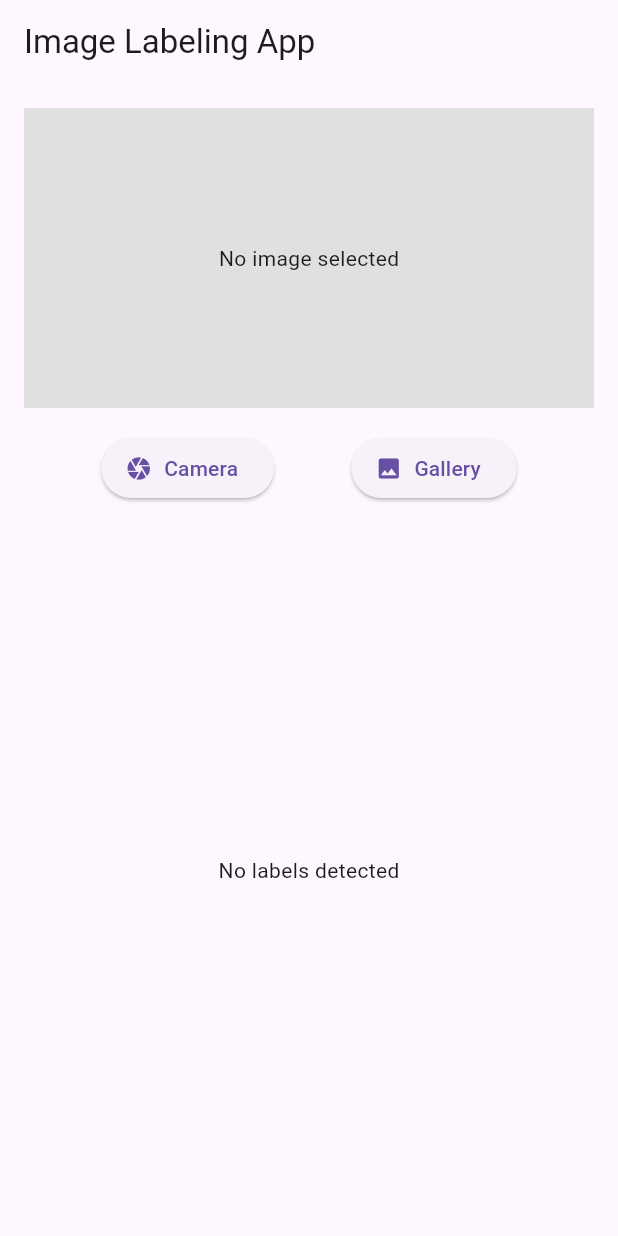
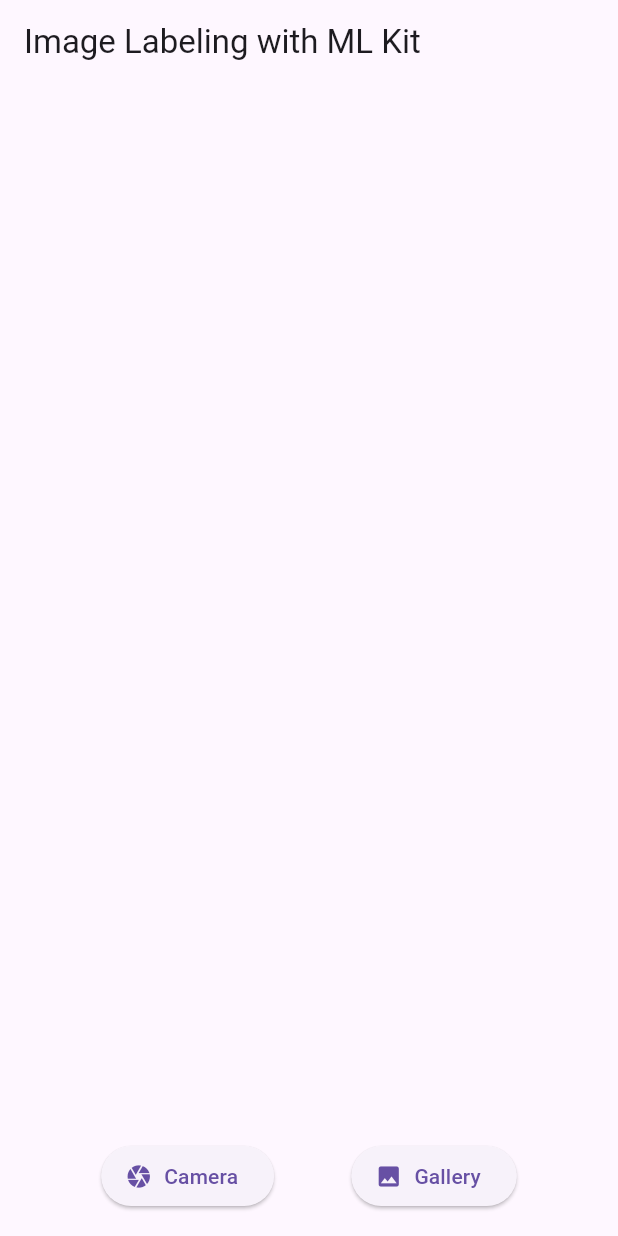
Before and after one commit to dharani211/cw08-imagelabel, a Flutter app: the screen it shows after launch, after a tap on "Camera", on a phone screen of 412 x 824 dp. Run offline on Flutter 3.47's test engine with Material 3 defaults, Android fonts, the phone set to English and light mode, and no system bars; our stand-ins replace firebase_core, image_picker; missing offline and left inert: google_mlkit_image_labeling; accounts and stored records are empty.

Commit message:
Pushing final changes

```diff
--- a/lib/main.dart
+++ b/lib/main.dart
@@ -1,76 +1,62 @@
 import 'dart:io';
+
 import 'package:flutter/material.dart';
 import 'package:image_picker/image_picker.dart';
 import 'package:google_mlkit_image_labeling/google_mlkit_image_labeling.dart';
-import 'package:firebase_core/firebase_core.dart';
 
-void main() async {
-  WidgetsFlutterBinding.ensureInitialized();
-  await Firebase.initializeApp(); // Initialize Firebase
-  runApp(ImageLabelingApp());
+void main() {
+  runApp(MyApp());
 }
 
-class ImageLabelingApp extends StatelessWidget {
+class MyApp extends StatelessWidget {
   @override
   Widget build(BuildContext context) {
     return MaterialApp(
-      debugShowCheckedModeBanner: false,
-      home: ImageLabelingScreen(),
+      title: 'ML Kit Image Labeling',
+      theme: ThemeData(primarySwatch: Colors.blue),
+      home: ImageLabelingPage(),
     );
   }
 }
 
-class ImageLabelingScreen extends StatefulWidget {
+class ImageLabelingPage extends StatefulWidget {
   @override
-  _ImageLabelingScreenState createState() => _ImageLabelingScreenState();
+  _ImageLabelingPageState createState() => _ImageLabelingPageState();
 }
 
-class _ImageLabelingScreenState extends State<ImageLabelingScreen> {
-  File? _selectedImage;
-  List<String> _labels = [];
+class _ImageLabelingPageState extends State<ImageLabelingPage> {
   final ImagePicker _picker = ImagePicker();
+  XFile? _imageFile;
+  List<ImageLabel>? _labels;
 
-  // Function to pick an image from the camera or gallery
   Future<void> _pickImage(ImageSource source) async {
-    final pickedFile = await _picker.pickImage(source: source);
-    if (pickedFile != null) {
-      setState(() {
-        _selectedImage = File(pickedFile.path);
-      });
-      _labelImage();
-    }
+    final pickedImage = await _picker.pickImage(source: source);
+    if (pickedImage == null) return;
+
+    setState(() {
+      _imageFile = pickedImage;
+      _labels = null;
+    });
+
+    _labelImage(pickedImage);
   }
 
-  // Function to label objects in the selected image using Firebase ML Kit
-  Future<void> _labelImage() async {
-    if (_selectedImage == null) return;
-
-    final inputImage = InputImage.fromFile(_selectedImage!);
-    final imageLabeler = ImageLabeler(
-      options:
-          ImageLabelerOptions(confidenceThreshold: 0.5), // Confidence threshold
+  Future<void> _labelImage(XFile imageFile) async {
+    final InputImage inputImage = InputImage.fromFilePath(imageFile.path);
+    final ImageLabeler labeler = ImageLabeler(
+      options: ImageLabelerOptions(confidenceThreshold: 0.5),
     );
 
     try {
-      final List<ImageLabel> labels =
-          await imageLabeler.processImage(inputImage);
-
-      print('Detected labels:');
-      for (var label in labels) {
-        print(
-            '${label.label} - ${(label.confidence * 100).toStringAsFixed(2)}%');
-      }
+      final labels = await labeler.processImage(inputImage);
 
       setState(() {
-        _labels = labels
-            .map((label) =>
-                '${label.label} (${(label.confidence * 100).toStringAsFixed(2)}%)')
-            .toList();
+        _labels = labels;
       });
     } catch (e) {
-      print('Error during image labeling: $e');
+      print('Error labeling image: $e');
     } finally {
-      imageLabeler.close();
+      labeler.close();
     }
   }
 
@@ -78,31 +64,35 @@
   Widget build(BuildContext context) {
     return Scaffold(
       appBar: AppBar(
-        title: Text('Image Labeling App'),
+        title: Text('Image Labeling with ML Kit'),
       ),
       body: Padding(
         padding: const EdgeInsets.all(16.0),
         child: Column(
           children: [
-            // Display the selected image
-            if (_selectedImage != null)
+            if (_imageFile != null)
               Image.file(
-                _selectedImage!,
+                File(_imageFile!.path),
                 height: 200,
-                width: double.infinity,
                 fit: BoxFit.cover,
-              )
-            else
-              Container(
-                height: 200,
-                width: double.infinity,
-                color: Colors.grey[300],
-                child: Center(
-                  child: Text('No image selected'),
+              ),
+            if (_labels != null) ...[
+              SizedBox(height: 16),
+              Expanded(
+                child: ListView.builder(
+                  itemCount: _labels!.length,
+                  itemBuilder: (context, index) {
+                    final label = _labels![index];
+                    return ListTile(
+                      title: Text(label.label),
+                      subtitle: Text(
+                          'Confidence: ${(label.confidence * 100).toStringAsFixed(2)}%'),
+                    );
+                  },
                 ),
               ),
-            const SizedBox(height: 16),
-            // Buttons to pick an image from the camera or gallery
+            ],
+            Spacer(),
             Row(
               mainAxisAlignment: MainAxisAlignment.spaceEvenly,
               children: [
@@ -118,23 +108,6 @@
                 ),
               ],
             ),
-            const SizedBox(height: 16),
-            // Display the detected labels
-            Expanded(
-              child: _labels.isNotEmpty
-                  ? ListView.builder(
-                      itemCount: _labels.length,
-                      itemBuilder: (context, index) {
-                        return ListTile(
-                          leading: Icon(Icons.label),
-                          title: Text(_labels[index]),
-                        );
-                      },
-                    )
-                  : Center(
-                      child: Text('No labels detected'),
-                    ),
-            ),
           ],
         ),
       ),
```
